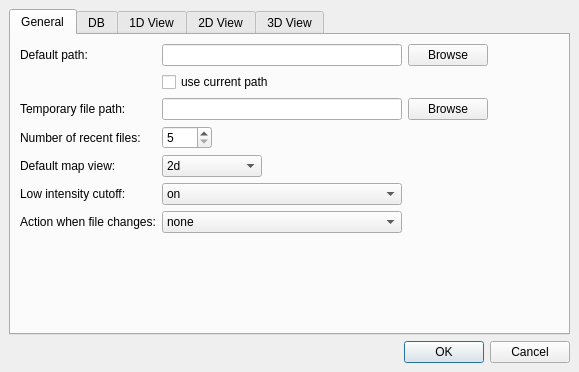
Before: the Qt Designer form include/OpenMS/VISUAL/DIALOGS/UIC/TOPPViewPrefDialog.ui in hroest/flaming-archer, drawn with Qt 5.
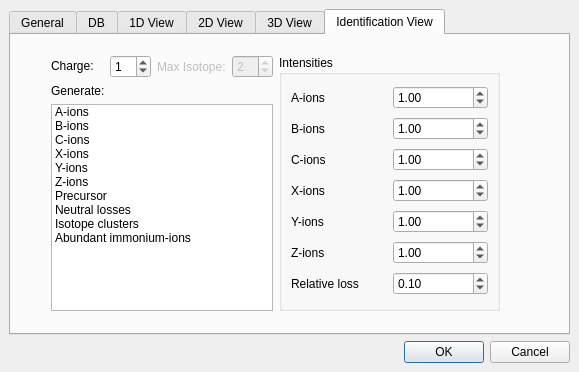
After: the same form once the commit is applied. Custom widgets are drawn as their Qt base class.

Commit message: New view for manual identifications (load mzML then annotate with identifications) - experimental

The edit to the form file:
```diff
--- a/include/OpenMS/VISUAL/DIALOGS/UIC/TOPPViewPrefDialog.ui
+++ b/include/OpenMS/VISUAL/DIALOGS/UIC/TOPPViewPrefDialog.ui
@@ -23,7 +23,7 @@
    <item>
     <widget class="QTabWidget" name="tabWidget">
      <property name="currentIndex">
-      <number>0</number>
+      <number>5</number>
      </property>
      <widget class="QWidget" name="tab">
       <attribute name="title">
@@ -614,6 +614,357 @@
        </item>
       </layout>
      </widget>
+     <widget class="QWidget" name="tab_6">
+      <attribute name="title">
+       <string>Identification View</string>
+      </attribute>
+      <widget class="QWidget" name="layoutWidget">
+       <property name="geometry">
+        <rect>
+         <x>40</x>
+         <y>20</y>
+         <width>449</width>
+         <height>256</height>
+        </rect>
+       </property>
+       <layout class="QHBoxLayout" name="horizontalLayout_11">
+        <item>
+         <layout class="QVBoxLayout" name="verticalLayout_4">
+          <item>
+           <layout class="QHBoxLayout" name="horizontalLayout_10">
+            <item>
+             <layout class="QHBoxLayout" name="horizontalLayout">
+              <item>
+               <widget class="QLabel" name="spin_label">
+                <property name="sizePolicy">
+                 <sizepolicy hsizetype="Preferred" vsizetype="Fixed">
+                  <horstretch>0</horstretch>
+                  <verstretch>0</verstretch>
+                 </sizepolicy>
+                </property>
+                <property name="text">
+                 <string>Charge:</string>
+                </property>
+               </widget>
+              </item>
+              <item>
+               <widget class="QSpinBox" name="charge">
+                <property name="sizePolicy">
+                 <sizepolicy hsizetype="Maximum" vsizetype="Fixed">
+                  <horstretch>0</horstretch>
+                  <verstretch>0</verstretch>
+                 </sizepolicy>
+                </property>
+                <property name="value">
+                 <number>1</number>
+                </property>
+               </widget>
+              </item>
+             </layout>
+            </item>
+            <item>
+             <layout class="QHBoxLayout" name="horizontalLayout_2">
+              <item>
+               <widget class="QLabel" name="max_iso_label">
+                <property name="enabled">
+                 <bool>false</bool>
+                </property>
+                <property name="maximumSize">
+                 <size>
+                  <width>16777213</width>
+                  <height>16777215</height>
+                 </size>
+                </property>
+                <property name="whatsThis">
+                 <string>Defines the maximal isotopic peak which is added</string>
+                </property>
+                <property name="text">
+                 <string>Max Isotope:</string>
+                </property>
+               </widget>
+              </item>
+              <item>
+               <widget class="QSpinBox" name="max_isotopes">
+                <property name="enabled">
+                 <bool>false</bool>
+                </property>
+                <property name="value">
+                 <number>2</number>
+                </property>
+               </widget>
+              </item>
+             </layout>
+            </item>
+           </layout>
+          </item>
+          <item>
+           <layout class="QVBoxLayout" name="verticalLayout_2">
+            <item>
+             <widget class="QLabel" name="generate_label">
+              <property name="sizePolicy">
+               <sizepolicy hsizetype="Preferred" vsizetype="Fixed">
+                <horstretch>0</horstretch>
+                <verstretch>0</verstretch>
+               </sizepolicy>
+              </property>
+              <property name="text">
+               <string>Generate:</string>
+              </property>
+             </widget>
+            </item>
+            <item>
+             <widget class="QListWidget" name="ions_list_widget">
+              <property name="sizePolicy">
+               <sizepolicy hsizetype="Ignored" vsizetype="Ignored">
+                <horstretch>0</horstretch>
+                <verstretch>0</verstretch>
+               </sizepolicy>
+              </property>
+              <property name="minimumSize">
+               <size>
+                <width>100</width>
+                <height>155</height>
+               </size>
+              </property>
+              <property name="selectionMode">
+               <enum>QAbstractItemView::NoSelection</enum>
+              </property>
+              <property name="viewMode">
+               <enum>QListView::ListMode</enum>
+              </property>
+              <property name="selectionRectVisible">
+               <bool>false</bool>
+              </property>
+              <item>
+               <property name="text">
+                <string>A-ions</string>
+               </property>
+               <property name="checkState">
+                <enum>Unchecked</enum>
+               </property>
+              </item>
+              <item>
+               <property name="text">
+                <string>B-ions</string>
+               </property>
+               <property name="checkState">
+                <enum>Unchecked</enum>
+               </property>
+              </item>
+              <item>
+               <property name="text">
+                <string>C-ions</string>
+               </property>
+               <property name="checkState">
+                <enum>Unchecked</enum>
+               </property>
+              </item>
+              <item>
+               <property name="text">
+                <string>X-ions</string>
+               </property>
+               <property name="checkState">
+                <enum>Unchecked</enum>
+               </property>
+              </item>
+              <item>
+               <property name="text">
+                <string>Y-ions</string>
+               </property>
+               <property name="checkState">
+                <enum>Unchecked</enum>
+               </property>
+              </item>
+              <item>
+               <property name="text">
+                <string>Z-ions</string>
+               </property>
+               <property name="checkState">
+                <enum>Unchecked</enum>
+               </property>
+              </item>
+              <item>
+               <property name="text">
+                <string>Precursor</string>
+               </property>
+               <property name="checkState">
+                <enum>Unchecked</enum>
+               </property>
+              </item>
+              <item>
+               <property name="text">
+                <string>Neutral losses</string>
+               </property>
+               <property name="checkState">
+                <enum>Unchecked</enum>
+               </property>
+              </item>
+              <item>
+               <property name="text">
+                <string>Isotope clusters</string>
+               </property>
+               <property name="checkState">
+                <enum>Unchecked</enum>
+               </property>
+              </item>
+              <item>
+               <property name="text">
+                <string>Abundant immonium-ions</string>
+               </property>
+               <property name="checkState">
+                <enum>Unchecked</enum>
+               </property>
+              </item>
+             </widget>
+            </item>
+           </layout>
+          </item>
+         </layout>
+        </item>
+        <item>
+         <widget class="QGroupBox" name="groupBox">
+          <property name="title">
+           <string>Intensities</string>
+          </property>
+          <layout class="QVBoxLayout" name="verticalLayout_3">
+           <item>
+            <layout class="QHBoxLayout" name="horizontalLayout_3">
+             <item>
+              <widget class="QLabel" name="label_15">
+               <property name="text">
+                <string>A-ions</string>
+               </property>
+              </widget>
+             </item>
+             <item>
+              <widget class="QDoubleSpinBox" name="a_intensity">
+               <property name="value">
+                <double>1.000000000000000</double>
+               </property>
+              </widget>
+             </item>
+            </layout>
+           </item>
+           <item>
+            <layout class="QHBoxLayout" name="horizontalLayout_4">
+             <item>
+              <widget class="QLabel" name="label_16">
+               <property name="text">
+                <string>B-ions</string>
+               </property>
+              </widget>
+             </item>
+             <item>
+              <widget class="QDoubleSpinBox" name="b_intensity">
+               <property name="value">
+                <double>1.000000000000000</double>
+               </property>
+              </widget>
+             </item>
+            </layout>
+           </item>
+           <item>
+            <layout class="QHBoxLayout" name="horizontalLayout_5">
+             <item>
+              <widget class="QLabel" name="label_23">
+               <property name="text">
+                <string>C-ions</string>
+               </property>
+              </widget>
+             </item>
+             <item>
+              <widget class="QDoubleSpinBox" name="c_intensity">
+               <property name="value">
+                <double>1.000000000000000</double>
+               </property>
+              </widget>
+             </item>
+            </layout>
+           </item>
+           <item>
+            <layout class="QHBoxLayout" name="horizontalLayout_6">
+             <item>
+              <widget class="QLabel" name="label_24">
+               <property name="text">
+                <string>X-ions</string>
+               </property>
+              </widget>
+             </item>
+             <item>
+              <widget class="QDoubleSpinBox" name="x_intensity">
+               <property name="value">
+                <double>1.000000000000000</double>
+               </property>
+              </widget>
+             </item>
+            </layout>
+           </item>
+           <item>
+            <layout class="QHBoxLayout" name="horizontalLayout_7">
+             <item>
+              <widget class="QLabel" name="label_25">
+               <property name="text">
+                <string>Y-ions</string>
+               </property>
+              </widget>
+             </item>
+             <item>
+              <widget class="QDoubleSpinBox" name="y_intensity">
+               <property name="value">
+                <double>1.000000000000000</double>
+               </property>
+              </widget>
+             </item>
+            </layout>
+           </item>
+           <item>
+            <layout class="QHBoxLayout" name="horizontalLayout_8">
+             <item>
+              <widget class="QLabel" name="label_26">
+               <property name="text">
+                <string>Z-ions</string>
+               </property>
+              </widget>
+             </item>
+             <item>
+              <widget class="QDoubleSpinBox" name="z_intensity">
+               <property name="value">
+                <double>1.000000000000000</double>
+               </property>
+              </widget>
+             </item>
+            </layout>
+           </item>
+           <item>
+            <layout class="QHBoxLayout" name="horizontalLayout_9">
+             <item>
+              <widget class="QLabel" name="label_27">
+               <property name="text">
+                <string>Relative loss</string>
+               </property>
+              </widget>
+             </item>
+             <item>
+              <widget class="QDoubleSpinBox" name="relative_loss_intensity">
+               <property name="maximum">
+                <double>1.000000000000000</double>
+               </property>
+               <property name="singleStep">
+                <double>0.010000000000000</double>
+               </property>
+               <property name="value">
+                <double>0.100000000000000</double>
+               </property>
+              </widget>
+             </item>
+            </layout>
+           </item>
+          </layout>
+         </widget>
+        </item>
+       </layout>
+      </widget>
+     </widget>
     </widget>
    </item>
    <item>
```
The commit also changes 12 other files.
